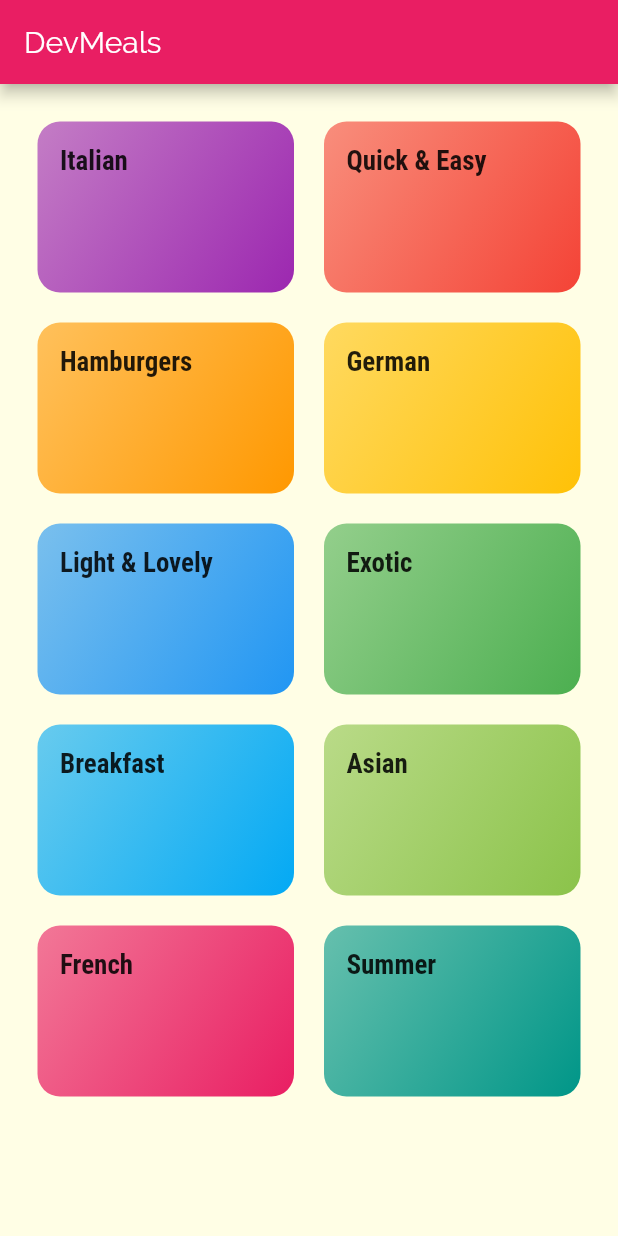
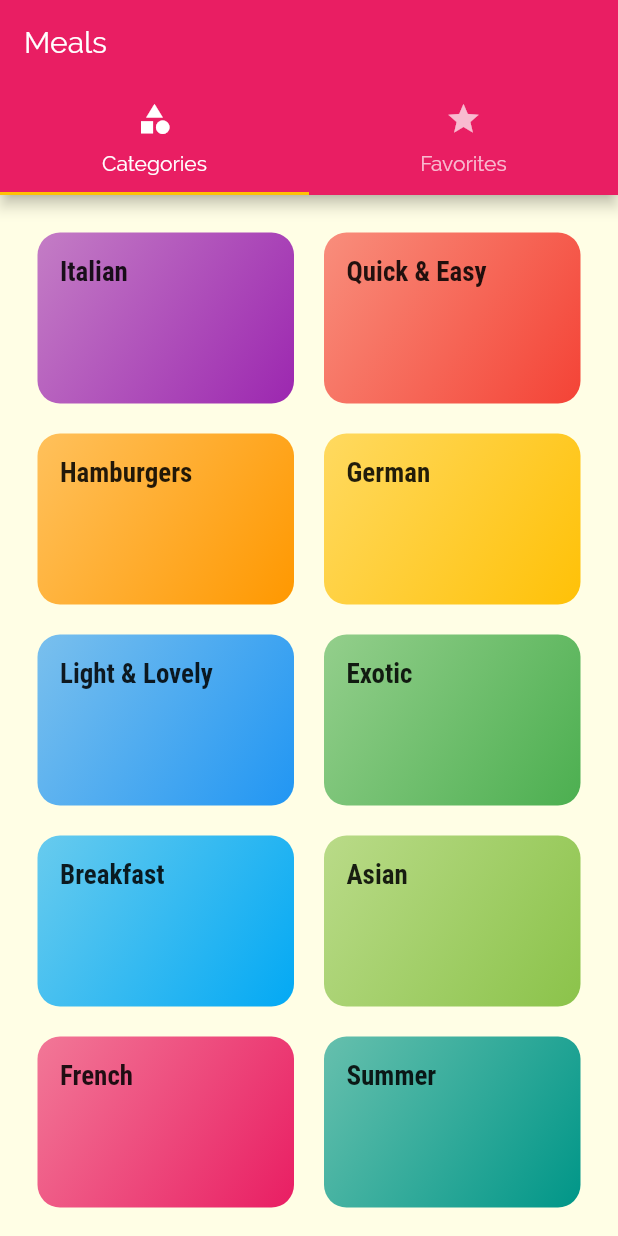
Before and after one commit to gm1357/dev_meals, a Flutter app: the screen it shows after launch, on a phone screen of 412 x 824 dp. Run offline on Flutter 3.47's test engine with Material 2 defaults, Android fonts, the phone set to English and light mode, and no system bars.

Commit message:
Implementado tela com tabs

```diff
--- a/lib/main.dart
+++ b/lib/main.dart
@@ -1,3 +1,4 @@
+import 'package:dev_meals/screens/tabs_screen.dart';
 import 'package:flutter/material.dart';
 
 import './screens/categories_screen.dart';
@@ -31,7 +32,7 @@ class MyApp extends StatelessWidget {
             ),
       ),
       routes: {
-        '/': (ctx) => CategoriesScreen(),
+        '/': (ctx) => TabsScreen(),
         CategoryMealsScreen.routeName: (ctx) => CategoryMealsScreen(),
         MealDetailScreen.routeName: (ctx) => MealDetailScreen(),
       },
--- a/lib/screens/categories_screen.dart
+++ b/lib/screens/categories_screen.dart
@@ -6,11 +6,7 @@ import '../dummy-data.dart';
 class CategoriesScreen extends StatelessWidget {
   @override
   Widget build(BuildContext context) {
-    return Scaffold(
-      appBar: AppBar(
-        title: Text('DevMeals'),
-      ),
-      body: GridView(
+    return GridView(
         padding: const EdgeInsets.all(25),
         children: DUMMY_CATEGORIES
             .map((category) => CategoryItem(
@@ -25,7 +21,6 @@ class CategoriesScreen extends StatelessWidget {
           crossAxisSpacing: 20,
           mainAxisSpacing: 20,
         ),
-      ),
-    );
+      );
   }
 }
--- /dev/null
+++ b/lib/screens/favorites_screen.dart
@@ -0,0 +1,10 @@
+import 'package:flutter/material.dart';
+
+class FavoritesScreen extends StatelessWidget {
+  @override
+  Widget build(BuildContext context) {
+    return Center(
+      child: Text('The favorites!'),
+    );
+  }
+}
--- /dev/null
+++ b/lib/screens/tabs_screen.dart
@@ -0,0 +1,39 @@
+import 'package:flutter/material.dart';
+
+import './categories_screen.dart';
+import './favorites_screen.dart';
+
+class TabsScreen extends StatefulWidget {
+  @override
+  _TabsScreenState createState() => _TabsScreenState();
+}
+
+class _TabsScreenState extends State<TabsScreen> {
+  @override
+  Widget build(BuildContext context) {
+    return DefaultTabController(
+      length: 2,
+      child: Scaffold(
+        appBar: AppBar(
+          title: Text('Meals'),
+          bottom: TabBar(
+            tabs: <Widget>[
+              Tab(
+                icon: Icon(Icons.category),
+                text: 'Categories',
+              ),
+              Tab(
+                icon: Icon(Icons.star),
+                text: 'Favorites',
+              ),
+            ],
+          ),
+        ),
+        body: TabBarView(children: <Widget>[
+          CategoriesScreen(),
+          FavoritesScreen()
+        ],),
+      ),
+    );
+  }
+}
```
